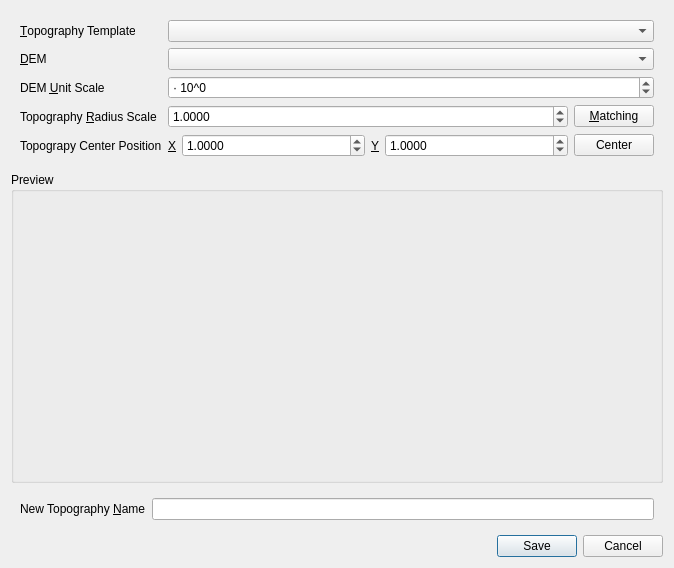
kateyy/geohazardvis, file gui/widgets/DEMWidget.ui: the form before one commit.
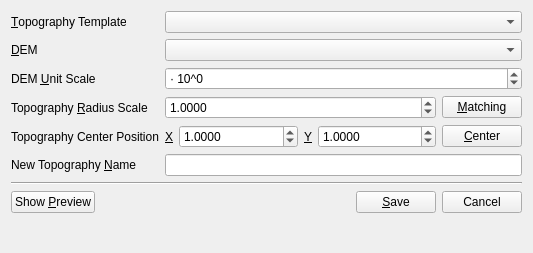
The form after the commit. Custom widgets are drawn as their Qt base class.

Commit message: use regular render view as preview window for the DEMWidget

The edit to the form file:
```diff
--- a/gui/widgets/DEMWidget.ui
+++ b/gui/widgets/DEMWidget.ui
@@ -6,67 +6,20 @@
    <rect>
     <x>0</x>
     <y>0</y>
-    <width>674</width>
-    <height>568</height>
+    <width>533</width>
+    <height>253</height>
    </rect>
   </property>
-  <property name="focusPolicy">
-   <enum>Qt::StrongFocus</enum>
+  <property name="sizePolicy">
+   <sizepolicy hsizetype="Preferred" vsizetype="Fixed">
+    <horstretch>0</horstretch>
+    <verstretch>0</verstretch>
+   </sizepolicy>
   </property>
   <property name="windowTitle">
    <string>Apply Digital Elevation Model</string>
   </property>
-  <layout class="QGridLayout" name="gridLayout">
-   <item row="2" column="0">
-    <widget class="QGroupBox" name="groupBox">
-     <property name="sizePolicy">
-      <sizepolicy hsizetype="Expanding" vsizetype="Expanding">
-       <horstretch>0</horstretch>
-       <verstretch>0</verstretch>
-      </sizepolicy>
-     </property>
-     <property name="title">
-      <string>Preview</string>
-     </property>
-     <layout class="QGridLayout" name="gridLayout_2">
-      <item row="0" column="0">
-       <widget class="t_QVTKWidget" name="qvtkMain" native="true">
-        <property name="sizePolicy">
-         <sizepolicy hsizetype="MinimumExpanding" vsizetype="MinimumExpanding">
-          <horstretch>1</horstretch>
-          <verstretch>1</verstretch>
-         </sizepolicy>
-        </property>
-        <property name="font">
-         <font>
-          <weight>50</weight>
-          <bold>false</bold>
-         </font>
-        </property>
-        <property name="focusPolicy">
-         <enum>Qt::StrongFocus</enum>
-        </property>
-       </widget>
-      </item>
-     </layout>
-    </widget>
-   </item>
-   <item row="4" column="0">
-    <widget class="QDialogButtonBox" name="buttonBox">
-     <property name="standardButtons">
-      <set>QDialogButtonBox::Cancel|QDialogButtonBox::Save</set>
-     </property>
-    </widget>
-   </item>
-   <item row="0" column="0">
-    <widget class="QWidget" name="configGroup" native="true">
-     <property name="sizePolicy">
-      <sizepolicy hsizetype="Preferred" vsizetype="Preferred">
-       <horstretch>0</horstretch>
-       <verstretch>0</verstretch>
-      </sizepolicy>
-     </property>
-     <layout class="QFormLayout" name="formLayout">
+  <layout class="QFormLayout" name="formLayout_2">
       <item row="0" column="0">
        <widget class="QLabel" name="label">
         <property name="text">
@@ -80,7 +33,7 @@
       <item row="0" column="1">
        <widget class="QComboBox" name="topoTemplateCombo"/>
       </item>
-      <item row="1" column="0">
+   <item row="2" column="0">
        <widget class="QLabel" name="label_2">
         <property name="text">
          <string>&amp;DEM</string>
@@ -90,10 +43,10 @@
         </property>
        </widget>
       </item>
-      <item row="1" column="1">
+   <item row="2" column="1">
        <widget class="QComboBox" name="demCombo"/>
       </item>
-      <item row="2" column="0">
+   <item row="3" column="0">
        <widget class="QLabel" name="label_7">
         <property name="text">
          <string>DEM &amp;Unit Scale</string>
@@ -103,7 +56,23 @@
         </property>
        </widget>
       </item>
-      <item row="3" column="0">
+   <item row="3" column="1">
+    <widget class="QSpinBox" name="demUnitScaleSpinBox">
+     <property name="prefix">
+      <string>· 10^</string>
+     </property>
+     <property name="minimum">
+      <number>-100</number>
+     </property>
+     <property name="maximum">
+      <number>100</number>
+     </property>
+     <property name="value">
+      <number>0</number>
+     </property>
+    </widget>
+   </item>
+   <item row="4" column="0">
        <widget class="QLabel" name="label_4">
         <property name="text">
          <string>Topography &amp;Radius Scale</string>
@@ -113,7 +82,7 @@
         </property>
        </widget>
       </item>
-      <item row="3" column="1">
+   <item row="4" column="1">
        <widget class="QWidget" name="widget_3" native="true">
         <layout class="QGridLayout" name="gridLayout_3">
          <property name="leftMargin">
@@ -160,14 +129,14 @@
         </layout>
        </widget>
       </item>
-      <item row="4" column="0">
+   <item row="5" column="0">
        <widget class="QLabel" name="label_5">
         <property name="text">
-         <string>Topograpy Center Position</string>
+      <string>Topography Center Position</string>
         </property>
        </widget>
       </item>
-      <item row="4" column="1">
+   <item row="5" column="1">
        <widget class="QWidget" name="widget_2" native="true">
         <layout class="QHBoxLayout" name="horizontalLayout">
          <property name="leftMargin">
@@ -249,42 +218,14 @@
          <item>
           <widget class="QPushButton" name="templateCenterButton">
            <property name="text">
-            <string>Center</string>
+         <string>&amp;Center</string>
            </property>
           </widget>
          </item>
         </layout>
        </widget>
       </item>
-      <item row="2" column="1">
-       <widget class="QSpinBox" name="demUnitScaleSpinBox">
-        <property name="prefix">
-         <string>· 10^</string>
-        </property>
-        <property name="minimum">
-         <number>-100</number>
-        </property>
-        <property name="maximum">
-         <number>100</number>
-        </property>
-        <property name="value">
-         <number>0</number>
-        </property>
-       </widget>
-      </item>
-     </layout>
-    </widget>
-   </item>
-   <item row="3" column="0">
-    <widget class="QWidget" name="widget" native="true">
-     <layout class="QFormLayout" name="formLayout_2">
-      <property name="fieldGrowthPolicy">
-       <enum>QFormLayout::AllNonFixedFieldsGrow</enum>
-      </property>
-      <item row="0" column="1">
-       <widget class="QLineEdit" name="newTopoModelName"/>
-      </item>
-      <item row="0" column="0">
+   <item row="6" column="0">
        <widget class="QLabel" name="label_3">
         <property name="text">
          <string>New Topography &amp;Name</string>
@@ -294,18 +235,70 @@
         </property>
        </widget>
       </item>
+   <item row="6" column="1">
+    <widget class="QLineEdit" name="newTopoModelName"/>
+   </item>
+   <item row="7" column="0" colspan="2">
+    <widget class="Line" name="line">
+     <property name="orientation">
+      <enum>Qt::Horizontal</enum>
+     </property>
+    </widget>
+   </item>
+   <item row="8" column="0" colspan="2">
+    <widget class="QWidget" name="widget" native="true">
+     <layout class="QGridLayout" name="gridLayout_2">
+      <property name="leftMargin">
+       <number>0</number>
+      </property>
+      <property name="topMargin">
+       <number>0</number>
+      </property>
+      <property name="rightMargin">
+       <number>0</number>
+      </property>
+      <property name="bottomMargin">
+       <number>0</number>
+      </property>
+      <item row="0" column="1">
+       <spacer name="horizontalSpacer">
+        <property name="orientation">
+         <enum>Qt::Horizontal</enum>
+        </property>
+        <property name="sizeHint" stdset="0">
+         <size>
+          <width>40</width>
+          <height>20</height>
+         </size>
+        </property>
+       </spacer>
+      </item>
+      <item row="0" column="2">
+       <widget class="QPushButton" name="saveButton">
+        <property name="text">
+         <string>&amp;Save</string>
+        </property>
+       </widget>
+      </item>
+      <item row="0" column="3">
+       <widget class="QPushButton" name="cancelButton">
+        <property name="text">
+         <string>Cancel</string>
+        </property>
+       </widget>
+      </item>
+      <item row="0" column="0">
+       <widget class="QPushButton" name="showPreviewButton">
+        <property name="text">
+         <string>Show &amp;Preview</string>
+        </property>
+       </widget>
+      </item>
      </layout>
     </widget>
    </item>
   </layout>
  </widget>
- <customwidgets>
-  <customwidget>
-   <class>t_QVTKWidget</class>
-   <extends>QWidget</extends>
-   <header>core/t_QVTKWidget.h</header>
-  </customwidget>
- </customwidgets>
  <tabstops>
   <tabstop>topoTemplateCombo</tabstop>
   <tabstop>demCombo</tabstop>
```
Left out of the diff: 4 changed lines with no effect on the pictures. Lines whose indentation alone changed are shown as unchanged. The commit also changes 3 other files.
